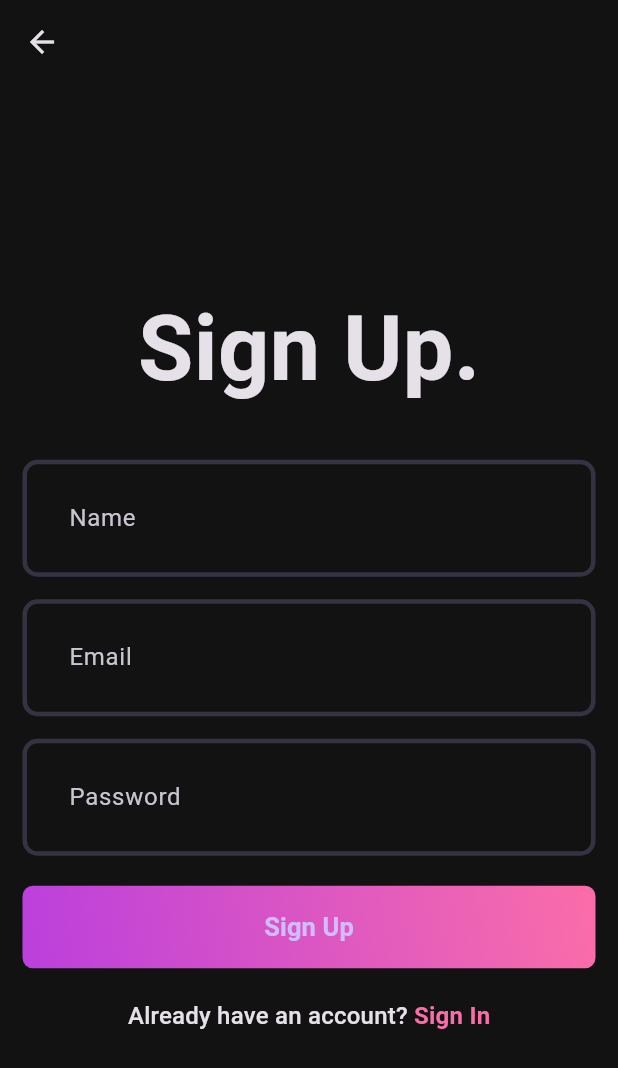
After one commit to BenjyLimmy/spotify_flutter, a Flutter app: the screen it shows after launch, after a tap on an icon or button, on a phone screen of 412 x 824 dp. The commit adds this screen. Shown: the top 1068 px of the screen. Run offline on Flutter 3.47's test engine with Material 3 defaults, Android fonts, the phone set to English and light mode, and no system bars; our stand-ins replace flutter_riverpod, fpdart, gap, riverpod_annotation; generated files the repository leaves out were written again; network calls fail.

Commit message:
Extract reusable ScrollableForm widget for scrollable form handling

```diff
--- /dev/null
+++ b/client/lib/core/widgets/scrollable_form.dart
@@ -0,0 +1,26 @@
+import 'package:flutter/material.dart';
+
+class ScrollableForm extends StatelessWidget {
+  final Widget child;
+  final Key formKey;
+
+  const ScrollableForm({
+    super.key,
+    required this.child,
+    required this.formKey,
+  });
+
+  @override
+  Widget build(BuildContext context) {
+    return Center(
+      child: SingleChildScrollView(
+        physics: const ClampingScrollPhysics(),
+        //call validator method inside children which are TextFormFields
+        child: Form(
+          key: formKey,
+          child: child,
+        ),
+      ),
+    );
+  }
+}
--- a/client/lib/features/auth/view/pages/login_page.dart
+++ b/client/lib/features/auth/view/pages/login_page.dart
@@ -1,6 +1,7 @@
 import 'package:client/core/theme/app_palette.dart';
 import 'package:client/core/utils.dart';
 import 'package:client/core/widgets/loader.dart';
+import 'package:client/core/widgets/scrollable_form.dart';
 import 'package:client/features/auth/repositories/auth_remote_repository.dart';
 import 'package:client/features/auth/view/pages/signup_page.dart';
 import 'package:client/features/auth/view/widgets/auth_gradient_button.dart';
@@ -66,12 +67,8 @@ class _LoginPageState extends ConsumerState<LoginPage> {
           ? const Loader()
           : Padding(
               padding: const EdgeInsets.all(15.0),
-              child: Center(
-                child: SingleChildScrollView(
-                  physics: const ClampingScrollPhysics(),
-                  child: Form(
-                    //call validator method inside children which are TextFormFields
-                    key: formKey,
+              child: ScrollableForm(
+                formKey: formKey,
                 child: Column(
                   mainAxisAlignment: MainAxisAlignment.center,
                   children: [
@@ -139,8 +136,6 @@ class _LoginPageState extends ConsumerState<LoginPage> {
                 ),
               ),
             ),
-              ),
-            ),
     );
   }
 }
--- a/client/lib/features/auth/view/pages/signup_page.dart
+++ b/client/lib/features/auth/view/pages/signup_page.dart
@@ -1,6 +1,7 @@
 import 'package:client/core/theme/app_palette.dart';
 import 'package:client/core/utils.dart';
 import 'package:client/core/widgets/loader.dart';
+import 'package:client/core/widgets/scrollable_form.dart';
 import 'package:client/features/auth/view/pages/login_page.dart';
 import 'package:client/features/auth/view/widgets/auth_gradient_button.dart';
 import 'package:client/features/auth/view/widgets/custom_field.dart';
@@ -76,12 +77,8 @@ class _SignupPageState extends ConsumerState<SignupPage> {
           ? const Loader()
           : Padding(
               padding: const EdgeInsets.all(15.0),
-              child: Center(
-                child: SingleChildScrollView(
-                  physics: const ClampingScrollPhysics(),
-                  child: Form(
-                    //call validator method inside children which are TextFormFields
-                    key: formKey,
+              child: ScrollableForm(
+                formKey: formKey,
                 child: Column(
                   mainAxisAlignment: MainAxisAlignment.center,
                   children: [
@@ -154,8 +151,6 @@ class _SignupPageState extends ConsumerState<SignupPage> {
                 ),
               ),
             ),
-              ),
-            ),
     );
   }
 }
```
Lines whose indentation alone changed are shown as unchanged.
